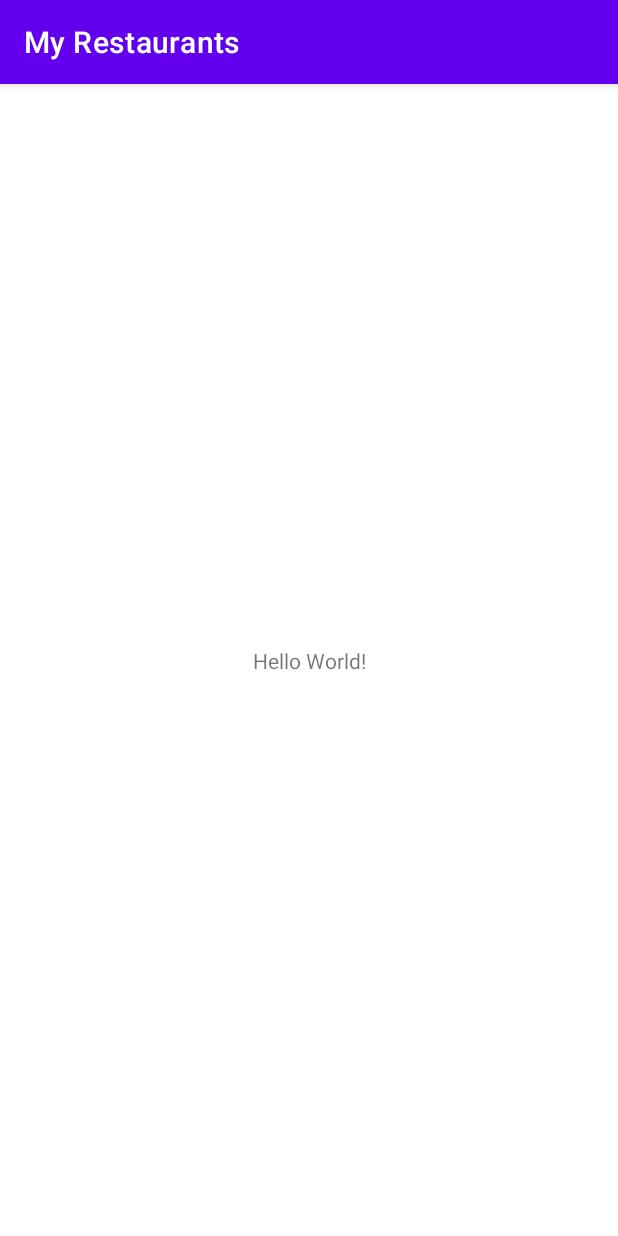
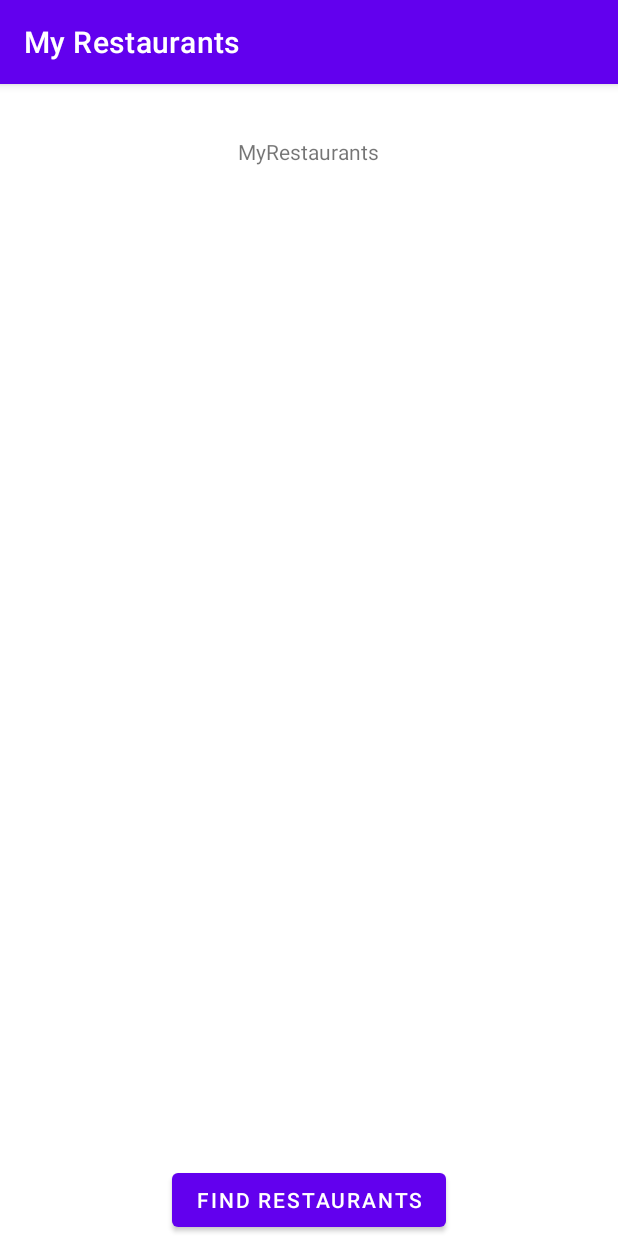
Before and after one commit to Nyanjuimarvin/My-Restaurants, an Android app: the screen it shows after launch (MainActivity), on a phone screen of 412 x 824 dp. Run offline under Robolectric (Android 15) with nearby library versions, the phone set to English and light mode, and no system bars.

```diff
--- a/app/src/main/res/layout/activity_main.xml
+++ b/app/src/main/res/layout/activity_main.xml
@@ -1,18 +1,22 @@
 <?xml version="1.0" encoding="utf-8"?>
-<androidx.constraintlayout.widget.ConstraintLayout xmlns:android="http://schemas.android.com/apk/res/android"
-    xmlns:app="http://schemas.android.com/apk/res-auto"
-    xmlns:tools="http://schemas.android.com/tools"
+<RelativeLayout xmlns:android="http://schemas.android.com/apk/res/android"
     android:layout_width="match_parent"
-    android:layout_height="match_parent"
-    tools:context=".MainActivity">
+    android:layout_height="match_parent">
 
     <TextView
         android:layout_width="wrap_content"
         android:layout_height="wrap_content"
-        android:text="Hello World!"
-        app:layout_constraintBottom_toBottomOf="parent"
-        app:layout_constraintLeft_toLeftOf="parent"
-        app:layout_constraintRight_toRightOf="parent"
-        app:layout_constraintTop_toTopOf="parent" />
+        android:layout_alignParentTop="true"
+        android:layout_centerHorizontal="true"
+        android:layout_marginTop="35dp"
+        android:text="MyRestaurants" />
 
-</androidx.constraintlayout.widget.ConstraintLayout>
+    <Button
+        android:id="@+id/button6"
+        android:layout_width="wrap_content"
+        android:layout_height="wrap_content"
+        android:layout_alignParentBottom = "true"
+        android:layout_centerHorizontal = "true"
+        android:text="Find Restaurants" />
+
+</RelativeLayout>
--- a/app/src/main/res/values/colors.xml
+++ b/app/src/main/res/values/colors.xml
@@ -7,4 +7,12 @@
     <color name="teal_700">#FF018786</color>
     <color name="black">#FF000000</color>
     <color name="white">#FFFFFFFF</color>
+    <color name="colorPrimary">#FF5722</color>
+    <color name="colorPrimaryDark">#E64A19</color>
+    <color name="colorPrimaryLight">#FFCCBC</color>
+    <color name="colorTextIcons">#FFFFFF</color>
+    <color name="colorAccent">#009688</color>
+    <color name="colorPrimaryText">#212121</color>
+    <color name="colorSecondaryText">#727272</color>
+    <color name="colorDivider">#B6B6B6</color>
 </resources>
```
